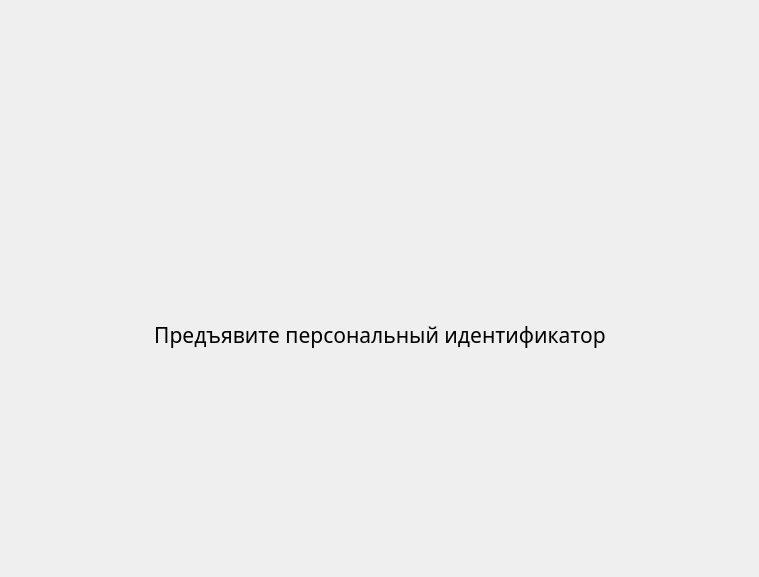
Before: the Qt Designer form ui/IdWaitPage.ui in m6v/sobol, drawn with Qt 5.
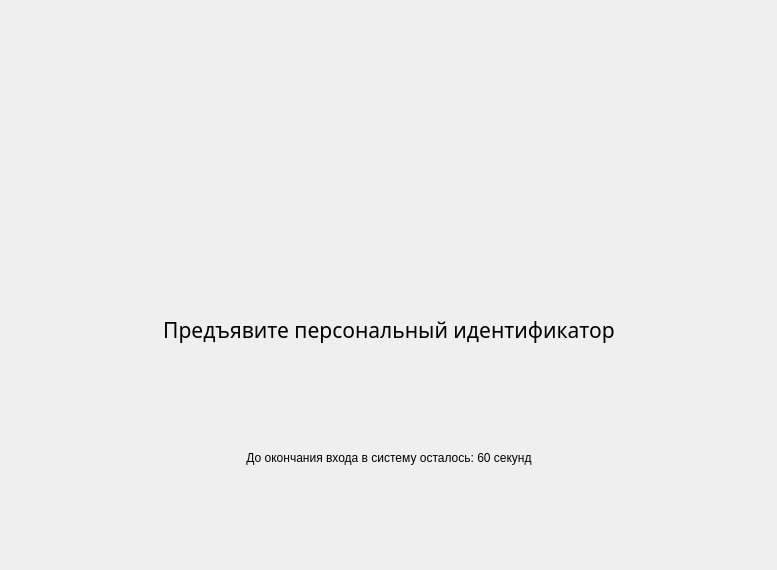
After: the same form once the commit is applied.

Commit message: Remaining time labels have been realized

```diff
--- a/ui/IdWaitPage.ui
+++ b/ui/IdWaitPage.ui
@@ -6,8 +6,8 @@
    <rect>
     <x>0</x>
     <y>0</y>
-    <width>759</width>
-    <height>577</height>
+    <width>777</width>
+    <height>570</height>
    </rect>
   </property>
   <property name="windowTitle">
@@ -80,7 +80,7 @@
       </widget>
      </item>
      <item>
-      <spacer name="verticalSpacer_5">
+      <spacer name="verticalSpacer_2">
        <property name="orientation">
         <enum>Qt::Vertical</enum>
        </property>
@@ -100,7 +100,7 @@
        <item>
         <widget class="QLabel" name="remaining_time_label_1">
          <property name="text">
-          <string/>
+          <string>До окончания входа в систему осталось: 60 секунд</string>
          </property>
          <property name="alignment">
           <set>Qt::AlignCenter</set>
@@ -125,7 +125,7 @@
     </spacer>
    </item>
    <item row="2" column="1">
-    <spacer name="verticalSpacer_2">
+    <spacer name="verticalSpacer_3">
      <property name="orientation">
       <enum>Qt::Vertical</enum>
      </property>
```
Left out of the diff: 6 changed lines with no effect on the pictures. The commit also changes 4 other files.
